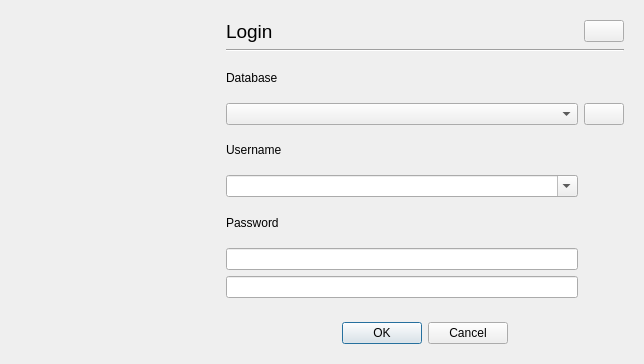
End1-1/Cafe5, file Forms/c5login.ui: the form before one commit.
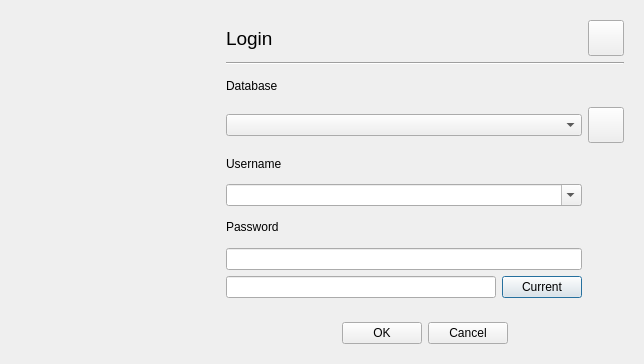
The form after the commit. Icons and pictures are not drawn.

```diff
--- a/Forms/c5login.ui
+++ b/Forms/c5login.ui
@@ -22,72 +22,8 @@
        <verstretch>0</verstretch>
       </sizepolicy>
      </property>
-     <layout class="QGridLayout" name="gridLayout" columnstretch="0,0,0">
-      <item row="2" column="1">
-       <widget class="QLabel" name="label_3">
-        <property name="sizePolicy">
-         <sizepolicy hsizetype="Minimum" vsizetype="Preferred">
-          <horstretch>0</horstretch>
-          <verstretch>0</verstretch>
-         </sizepolicy>
-        </property>
-        <property name="text">
-         <string>Database</string>
-        </property>
-       </widget>
-      </item>
-      <item row="4" column="1">
-       <widget class="QComboBox" name="cbDatabases">
-        <property name="minimumSize">
-         <size>
-          <width>200</width>
-          <height>0</height>
-         </size>
-        </property>
-        <property name="focusPolicy">
-         <enum>Qt::FocusPolicy::NoFocus</enum>
-        </property>
-        <property name="editable">
-         <bool>false</bool>
-        </property>
-       </widget>
-      </item>
-      <item row="6" column="1">
-       <widget class="QComboBox" name="leUsername">
-        <property name="editable">
-         <bool>true</bool>
-        </property>
-       </widget>
-      </item>
-      <item row="4" column="2">
-       <widget class="QPushButton" name="btnConfig">
-        <property name="focusPolicy">
-         <enum>Qt::FocusPolicy::NoFocus</enum>
-        </property>
-        <property name="text">
-         <string/>
-        </property>
-        <property name="icon">
-         <iconset resource="../resources/res.qrc">
-          <normaloff>:/configure.png</normaloff>:/configure.png</iconset>
-        </property>
-       </widget>
-      </item>
-      <item row="1" column="1" colspan="2">
-       <widget class="Line" name="line">
-        <property name="orientation">
-         <enum>Qt::Orientation::Horizontal</enum>
-        </property>
-       </widget>
-      </item>
-      <item row="8" column="1">
-       <widget class="QLineEdit" name="lePassword">
-        <property name="echoMode">
-         <enum>QLineEdit::EchoMode::Password</enum>
-        </property>
-       </widget>
-      </item>
-      <item row="5" column="2" rowspan="5">
+     <layout class="QGridLayout" name="gridLayout" columnstretch="0,0,0,0">
+      <item row="5" column="3" rowspan="5">
        <spacer name="verticalSpacer">
         <property name="orientation">
          <enum>Qt::Orientation::Vertical</enum>
@@ -100,39 +36,6 @@
         </property>
        </spacer>
       </item>
-      <item row="5" column="1">
-       <widget class="QLabel" name="label">
-        <property name="sizePolicy">
-         <sizepolicy hsizetype="Minimum" vsizetype="Preferred">
-          <horstretch>0</horstretch>
-          <verstretch>0</verstretch>
-         </sizepolicy>
-        </property>
-        <property name="text">
-         <string>Username</string>
-        </property>
-       </widget>
-      </item>
-      <item row="9" column="1">
-       <widget class="QLineEdit" name="leVersion">
-        <property name="echoMode">
-         <enum>QLineEdit::EchoMode::Normal</enum>
-        </property>
-       </widget>
-      </item>
-      <item row="7" column="1">
-       <widget class="QLabel" name="label_2">
-        <property name="sizePolicy">
-         <sizepolicy hsizetype="Minimum" vsizetype="Preferred">
-          <horstretch>0</horstretch>
-          <verstretch>0</verstretch>
-         </sizepolicy>
-        </property>
-        <property name="text">
-         <string>Password</string>
-        </property>
-       </widget>
-      </item>
       <item row="0" column="1">
        <widget class="QLabel" name="lbLogin">
         <property name="font">
@@ -149,8 +52,26 @@
         </property>
        </widget>
       </item>
-      <item row="0" column="2">
+      <item row="0" column="3" alignment="Qt::AlignTop|Qt::AlignRight">
        <widget class="QPushButton" name="btnLang">
+        <property name="sizePolicy">
+         <sizepolicy hsizetype="Fixed" vsizetype="Fixed">
+          <horstretch>0</horstretch>
+          <verstretch>0</verstretch>
+         </sizepolicy>
+        </property>
+        <property name="minimumSize">
+         <size>
+          <width>36</width>
+          <height>36</height>
+         </size>
+        </property>
+        <property name="maximumSize">
+         <size>
+          <width>36</width>
+          <height>36</height>
+         </size>
+        </property>
         <property name="focusPolicy">
          <enum>Qt::FocusPolicy::NoFocus</enum>
         </property>
@@ -160,6 +81,146 @@
         <property name="icon">
          <iconset resource="../resources/res.qrc">
           <normaloff>:/armenia.png</normaloff>:/armenia.png</iconset>
+        </property>
+        <property name="iconSize">
+         <size>
+          <width>24</width>
+          <height>24</height>
+         </size>
+        </property>
+       </widget>
+      </item>
+      <item row="7" column="1">
+       <widget class="QLabel" name="label_2">
+        <property name="sizePolicy">
+         <sizepolicy hsizetype="Minimum" vsizetype="Preferred">
+          <horstretch>0</horstretch>
+          <verstretch>0</verstretch>
+         </sizepolicy>
+        </property>
+        <property name="text">
+         <string>Password</string>
+        </property>
+       </widget>
+      </item>
+      <item row="4" column="3" alignment="Qt::AlignTop|Qt::AlignRight">
+       <widget class="QPushButton" name="btnConfig">
+        <property name="sizePolicy">
+         <sizepolicy hsizetype="Fixed" vsizetype="Fixed">
+          <horstretch>0</horstretch>
+          <verstretch>0</verstretch>
+         </sizepolicy>
+        </property>
+        <property name="minimumSize">
+         <size>
+          <width>36</width>
+          <height>36</height>
+         </size>
+        </property>
+        <property name="maximumSize">
+         <size>
+          <width>36</width>
+          <height>36</height>
+         </size>
+        </property>
+        <property name="focusPolicy">
+         <enum>Qt::FocusPolicy::NoFocus</enum>
+        </property>
+        <property name="text">
+         <string/>
+        </property>
+        <property name="icon">
+         <iconset resource="../resources/res.qrc">
+          <normaloff>:/configure.png</normaloff>:/configure.png</iconset>
+        </property>
+        <property name="iconSize">
+         <size>
+          <width>24</width>
+          <height>24</height>
+         </size>
+        </property>
+       </widget>
+      </item>
+      <item row="9" column="1">
+       <widget class="QLineEdit" name="leVersion">
+        <property name="echoMode">
+         <enum>QLineEdit::EchoMode::Normal</enum>
+        </property>
+       </widget>
+      </item>
+      <item row="2" column="1">
+       <widget class="QLabel" name="label_3">
+        <property name="sizePolicy">
+         <sizepolicy hsizetype="Minimum" vsizetype="Preferred">
+          <horstretch>0</horstretch>
+          <verstretch>0</verstretch>
+         </sizepolicy>
+        </property>
+        <property name="text">
+         <string>Database</string>
+        </property>
+       </widget>
+      </item>
+      <item row="1" column="1" colspan="3">
+       <widget class="Line" name="line">
+        <property name="orientation">
+         <enum>Qt::Orientation::Horizontal</enum>
+        </property>
+       </widget>
+      </item>
+      <item row="5" column="1">
+       <widget class="QLabel" name="label">
+        <property name="sizePolicy">
+         <sizepolicy hsizetype="Minimum" vsizetype="Preferred">
+          <horstretch>0</horstretch>
+          <verstretch>0</verstretch>
+         </sizepolicy>
+        </property>
+        <property name="text">
+         <string>Username</string>
+        </property>
+       </widget>
+      </item>
+      <item row="9" column="2">
+       <widget class="QPushButton" name="btnCurrentVersion">
+        <property name="sizePolicy">
+         <sizepolicy hsizetype="Fixed" vsizetype="Fixed">
+          <horstretch>0</horstretch>
+          <verstretch>0</verstretch>
+         </sizepolicy>
+        </property>
+        <property name="text">
+         <string>Current</string>
+        </property>
+       </widget>
+      </item>
+      <item row="8" column="1" colspan="2">
+       <widget class="QLineEdit" name="lePassword">
+        <property name="echoMode">
+         <enum>QLineEdit::EchoMode::Password</enum>
+        </property>
+       </widget>
+      </item>
+      <item row="6" column="1" colspan="2">
+       <widget class="QComboBox" name="leUsername">
+        <property name="editable">
+         <bool>true</bool>
+        </property>
+       </widget>
+      </item>
+      <item row="4" column="1" colspan="2">
+       <widget class="QComboBox" name="cbDatabases">
+        <property name="minimumSize">
+         <size>
+          <width>200</width>
+          <height>0</height>
+         </size>
+        </property>
+        <property name="focusPolicy">
+         <enum>Qt::FocusPolicy::NoFocus</enum>
+        </property>
+        <property name="editable">
+         <bool>false</bool>
         </property>
        </widget>
       </item>
```
